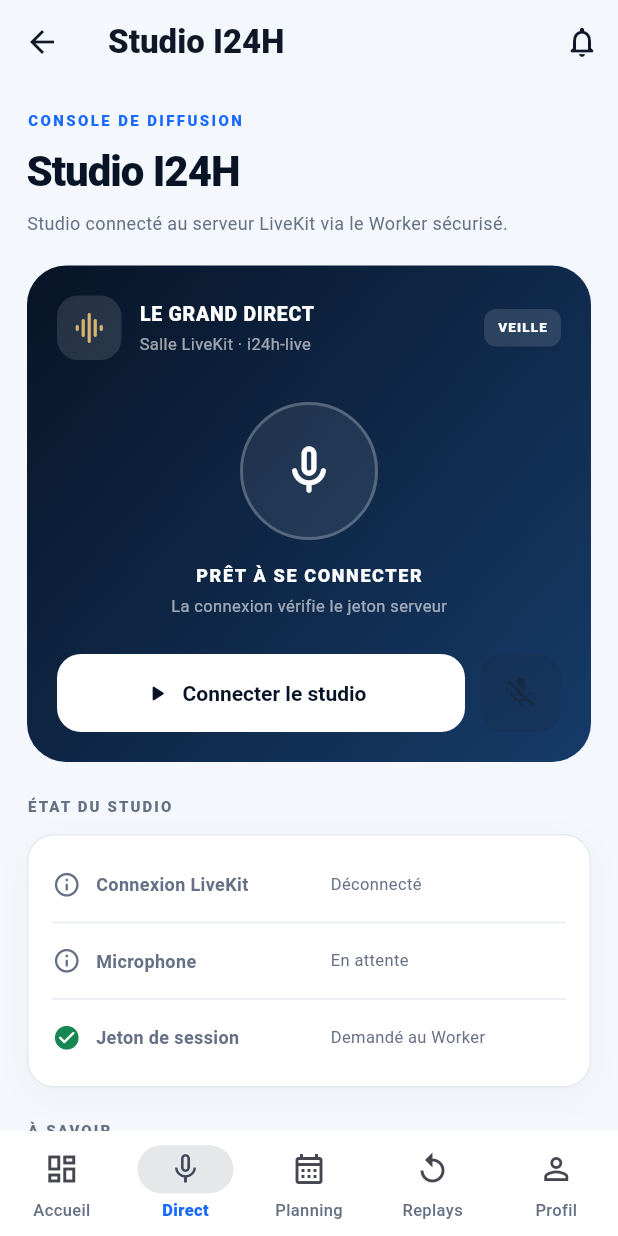
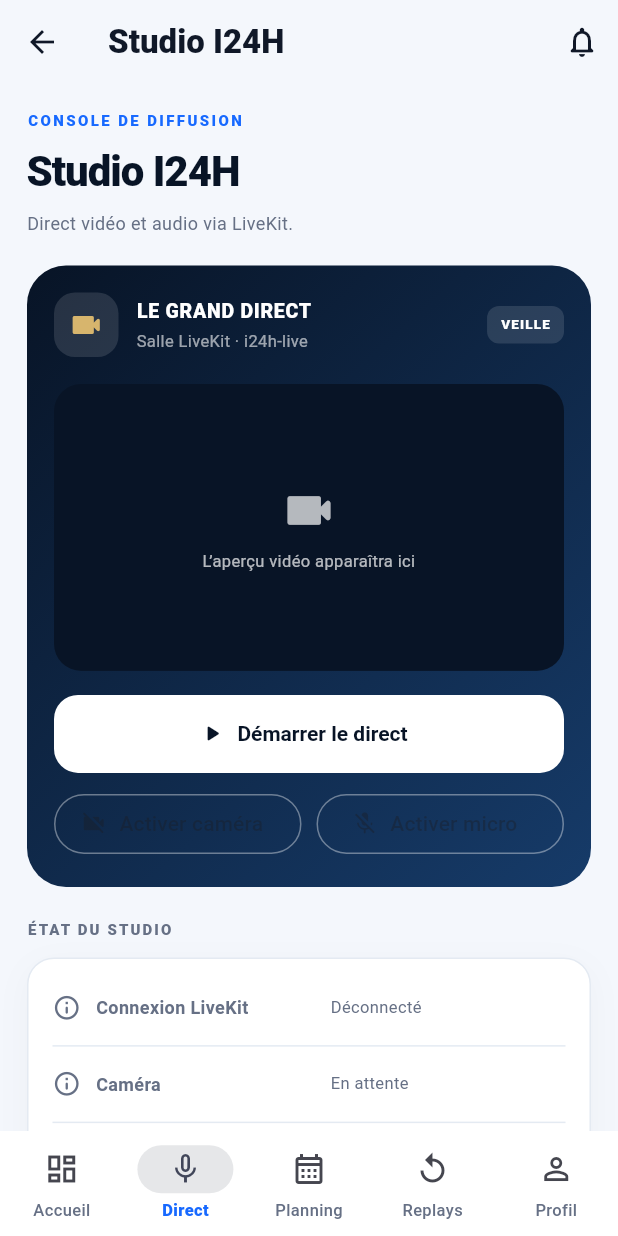
Before and after one commit to editadigoun-cmd/I24h, a Flutter app: the AnimateurShell screen opened directly, item 2 of the bottom bar chosen, on a phone screen of 412 x 824 dp. Run offline on Flutter 3.47's test engine with Material 3 defaults, Android fonts, the phone set to English and light mode, and no system bars; our stand-ins replace flutter_svg, supabase_flutter; missing offline and left inert: livekit_client; accounts and stored records are empty.

Commit message:
Add real camera publishing controls to live studio

```diff
--- a/lib/screens/animateur/animateur_live_screen.dart
+++ b/lib/screens/animateur/animateur_live_screen.dart
@@ -1,21 +1,30 @@
 import 'package:flutter/material.dart';
+import 'package:livekit_client/livekit_client.dart';
 import '../../core/services/i24h_live_service.dart';
 import '../../core/theme/app_theme.dart';
 import '../../core/widgets/app_widgets.dart';
 
 class AnimateurLiveScreen extends StatefulWidget {
   const AnimateurLiveScreen({super.key});
-
   @override
   State<AnimateurLiveScreen> createState() => _AnimateurLiveScreenState();
 }
 
 class _AnimateurLiveScreenState extends State<AnimateurLiveScreen> {
   final I24HLiveService _liveService = I24HLiveService();
-  bool _live = false;
-  bool _mic = false;
-  bool _busy = false;
+  bool _live = false, _mic = false, _camera = false, _busy = false;
   String? _error;
+
+  VideoTrack? get _cameraTrack {
+    final room = _liveService.room;
+    final publications = room?.localParticipant?.videoTrackPublications.values;
+    if (publications == null) return null;
+    for (final publication in publications) {
+      final track = publication.track;
+      if (track is VideoTrack && track.mediaStreamTrack != null) return track;
+    }
+    return null;
+  }
 
   Future<void> _toggleLive() async {
     if (_busy) return;
@@ -23,12 +32,9 @@
     try {
       if (_live) {
         await _liveService.disconnect();
-        if (mounted) setState(() { _live = false; _mic = false; });
+        if (mounted) setState(() { _live = false; _mic = false; _camera = false; });
       } else {
-        await _liveService.connect(
-          participantName: 'Animateur I24H',
-          publishAudio: true,
-        );
+        await _liveService.connect(participantName: 'Animateur I24H', publishAudio: true);
         if (mounted) setState(() { _live = true; _mic = true; });
       }
     } catch (error) {
@@ -51,6 +57,19 @@
     }
   }
 
+  Future<void> _toggleCamera() async {
+    if (!_live || _busy) return;
+    setState(() { _busy = true; _error = null; });
+    try {
+      await _liveService.setCameraEnabled(!_camera);
+      if (mounted) setState(() => _camera = !_camera);
+    } catch (error) {
+      if (mounted) setState(() => _error = error.toString().replaceFirst('Bad state: ', ''));
+    } finally {
+      if (mounted) setState(() => _busy = false);
+    }
+  }
+
   @override
   void dispose() {
     _liveService.disconnect();
@@ -65,17 +84,14 @@
       const SizedBox(height: 7),
       const Text('Studio I24H', style: TextStyle(fontSize: 28, fontWeight: FontWeight.w900, color: AppColors.navy, letterSpacing: -.7)),
       const SizedBox(height: 6),
-      const Text('Studio connecté au serveur LiveKit via le Worker sécurisé.', style: TextStyle(color: AppColors.muted, fontSize: 12, height: 1.4)),
+      const Text('Direct vidéo et audio via LiveKit.', style: TextStyle(color: AppColors.muted, fontSize: 12, height: 1.4)),
       const SizedBox(height: 20),
       Container(
-        padding: const EdgeInsets.all(20),
-        decoration: BoxDecoration(
-          gradient: const LinearGradient(colors: [AppColors.navy, Color(0xFF163B69)], begin: Alignment.topLeft, end: Alignment.bottomRight),
-          borderRadius: BorderRadius.circular(26),
-        ),
+        padding: const EdgeInsets.all(18),
+        decoration: BoxDecoration(gradient: const LinearGradient(colors: [AppColors.navy, Color(0xFF163B69)], begin: Alignment.topLeft, end: Alignment.bottomRight), borderRadius: BorderRadius.circular(26)),
         child: Column(crossAxisAlignment: CrossAxisAlignment.start, children: [
           Row(children: [
-            Container(width: 43, height: 43, decoration: BoxDecoration(color: Colors.white.withOpacity(.12), borderRadius: BorderRadius.circular(14)), child: const Icon(Icons.graphic_eq_rounded, color: AppColors.gold, size: 24)),
+            Container(width: 43, height: 43, decoration: BoxDecoration(color: Colors.white.withOpacity(.12), borderRadius: BorderRadius.circular(14)), child: const Icon(Icons.videocam_rounded, color: AppColors.gold, size: 24)),
             const SizedBox(width: 12),
             const Expanded(child: Column(crossAxisAlignment: CrossAxisAlignment.start, children: [
               Text('LE GRAND DIRECT', style: TextStyle(color: Colors.white, fontWeight: FontWeight.w900, letterSpacing: .5, fontSize: 13)),
@@ -84,56 +100,57 @@
             ])),
             Container(padding: const EdgeInsets.symmetric(horizontal: 9, vertical: 6), decoration: BoxDecoration(color: _live ? AppColors.live : Colors.white.withOpacity(.12), borderRadius: BorderRadius.circular(8)), child: Text(_live ? 'CONNECTÉ' : 'VEILLE', style: const TextStyle(color: Colors.white, fontWeight: FontWeight.w900, fontSize: 9, letterSpacing: .8))),
           ]),
-          const SizedBox(height: 28),
-          Center(child: Container(
-            width: 92, height: 92,
-            decoration: BoxDecoration(shape: BoxShape.circle, color: Colors.white.withOpacity(.08), border: Border.all(color: _live ? AppColors.live : Colors.white24, width: 2)),
-            child: Icon(_live ? Icons.graphic_eq_rounded : Icons.mic_none_rounded, color: Colors.white, size: 39),
-          )),
-          const SizedBox(height: 15),
-          Center(child: Text(_live ? 'STUDIO CONNECTÉ' : 'PRÊT À SE CONNECTER', style: const TextStyle(color: Colors.white, fontWeight: FontWeight.w900, letterSpacing: 1.1, fontSize: 12))),
-          const SizedBox(height: 5),
-          Center(child: Text(_live ? 'Le studio a rejoint la salle LiveKit' : 'La connexion vérifie le jeton serveur', style: const TextStyle(color: Colors.white60, fontSize: 11))),
-          const SizedBox(height: 24),
+          const SizedBox(height: 18),
+          ClipRRect(
+            borderRadius: BorderRadius.circular(18),
+            child: AspectRatio(
+              aspectRatio: 16 / 9,
+              child: Container(
+                color: const Color(0xFF081426),
+                alignment: Alignment.center,
+                child: _camera && _cameraTrack != null
+                    ? VideoTrackRenderer(_cameraTrack!, fit: VideoViewFit.cover)
+                    : Column(mainAxisAlignment: MainAxisAlignment.center, children: [
+                        Icon(_camera ? Icons.videocam_off_rounded : Icons.videocam_rounded, color: Colors.white70, size: 38),
+                        const SizedBox(height: 8),
+                        Text(_live ? (_camera ? 'Caméra activée' : 'Activez la caméra pour diffuser votre image') : 'L’aperçu vidéo apparaîtra ici', textAlign: TextAlign.center, style: const TextStyle(color: Colors.white70, fontSize: 11)),
+                      ]),
+              ),
+            ),
+          ),
+          const SizedBox(height: 16),
           Row(children: [
             Expanded(child: FilledButton.icon(
               onPressed: _busy ? null : _toggleLive,
               icon: _busy ? const SizedBox(width: 18, height: 18, child: CircularProgressIndicator(strokeWidth: 2)) : Icon(_live ? Icons.stop_rounded : Icons.play_arrow_rounded),
-              label: Text(_busy ? 'Connexion…' : _live ? 'Quitter le studio' : 'Connecter le studio'),
+              label: Text(_busy ? 'Connexion…' : _live ? 'Terminer le direct' : 'Démarrer le direct'),
               style: FilledButton.styleFrom(backgroundColor: _live ? AppColors.live : Colors.white, foregroundColor: _live ? Colors.white : AppColors.navy),
             )),
+          ]),
+          const SizedBox(height: 10),
+          Row(children: [
+            Expanded(child: OutlinedButton.icon(onPressed: _live && !_busy ? _toggleCamera : null, icon: Icon(_camera ? Icons.videocam_rounded : Icons.videocam_off_rounded), label: Text(_camera ? 'Couper caméra' : 'Activer caméra'), style: OutlinedButton.styleFrom(foregroundColor: Colors.white, side: const BorderSide(color: Colors.white38)))),
             const SizedBox(width: 10),
-            SizedBox(height: 52, width: 54, child: IconButton.filledTonal(
-              onPressed: _live && !_busy ? _toggleMic : null,
-              style: IconButton.styleFrom(backgroundColor: Colors.white.withOpacity(.13), foregroundColor: Colors.white, shape: RoundedRectangleBorder(borderRadius: BorderRadius.circular(15))),
-              icon: Icon(_mic ? Icons.mic_rounded : Icons.mic_off_rounded),
-              tooltip: _mic ? 'Couper le micro' : 'Activer le micro',
-            )),
+            Expanded(child: OutlinedButton.icon(onPressed: _live && !_busy ? _toggleMic : null, icon: Icon(_mic ? Icons.mic_rounded : Icons.mic_off_rounded), label: Text(_mic ? 'Couper micro' : 'Activer micro'), style: OutlinedButton.styleFrom(foregroundColor: Colors.white, side: const BorderSide(color: Colors.white38)))),
           ]),
         ]),
       ),
       if (_error != null) ...[
         const SizedBox(height: 14),
-        I24HCard(child: Row(crossAxisAlignment: CrossAxisAlignment.start, children: [
-          const Icon(Icons.error_outline_rounded, color: AppColors.live),
-          const SizedBox(width: 10),
-          Expanded(child: Text(_error!, style: const TextStyle(color: AppColors.live, fontSize: 12))),
-        ])),
+        I24HCard(child: Row(crossAxisAlignment: CrossAxisAlignment.start, children: [const Icon(Icons.error_outline_rounded, color: AppColors.live), const SizedBox(width: 10), Expanded(child: Text(_error!, style: const TextStyle(color: AppColors.live, fontSize: 12)))])),
       ],
-      const SizedBox(height: 23),
+      const SizedBox(height: 22),
       const Text('ÉTAT DU STUDIO', style: TextStyle(color: AppColors.muted, fontSize: 10, letterSpacing: 1.4, fontWeight: FontWeight.w900)),
       const SizedBox(height: 11),
       I24HCard(child: Column(children: [
         _statusRow('Connexion LiveKit', _live ? 'Connecté' : 'Déconnecté', _live),
         const Divider(height: 18, color: AppColors.line),
+        _statusRow('Caméra', _live ? (_camera ? 'Vidéo activée' : 'Désactivée') : 'En attente', _live && _camera),
+        const Divider(height: 18, color: AppColors.line),
         _statusRow('Microphone', _live ? (_mic ? 'Activé' : 'Muet') : 'En attente', _live && _mic),
-        const Divider(height: 18, color: AppColors.line),
-        _statusRow('Jeton de session', _error == null ? 'Demandé au Worker' : 'Erreur', _error == null),
       ])),
-      const SizedBox(height: 22),
-      const Text('À SAVOIR', style: TextStyle(color: AppColors.muted, fontSize: 10, letterSpacing: 1.4, fontWeight: FontWeight.w900)),
-      const SizedBox(height: 10),
-      const I24HCard(child: Text('Le compte animateur doit disposer d’un créneau publié et actif dans Supabase. Si le Worker ou les secrets LiveKit ne sont pas configurés, le message d’erreur apparaîtra ici.', style: TextStyle(fontSize: 12, height: 1.5, color: AppColors.muted))),
+      const SizedBox(height: 16),
+      const I24HCard(child: Text('Pour être visible par les spectateurs, démarrez le direct puis activez la caméra et le micro. Le serveur LiveKit doit autoriser la publication des pistes vidéo et audio.', style: TextStyle(fontSize: 12, height: 1.5, color: AppColors.muted))),
     ],
   );
 
```
